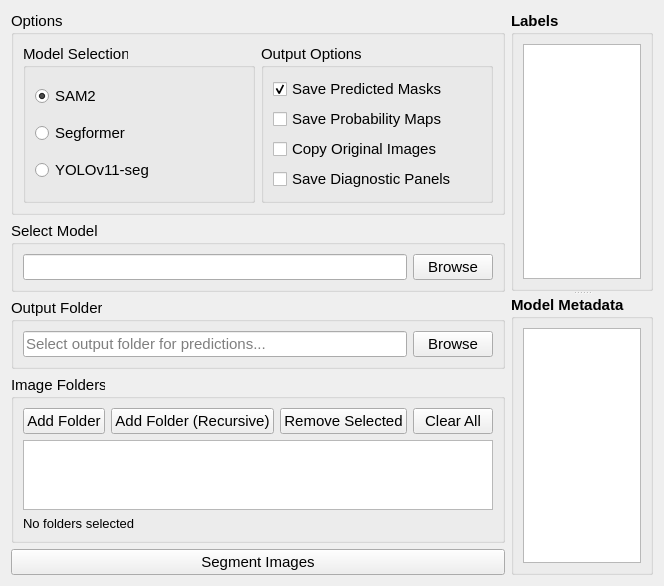
Old version of the form src/GRIME_AI/dialogs/ML_image_processing/segment_images_tab.ui in the repository GRIME-Lab/GRIME-AI.
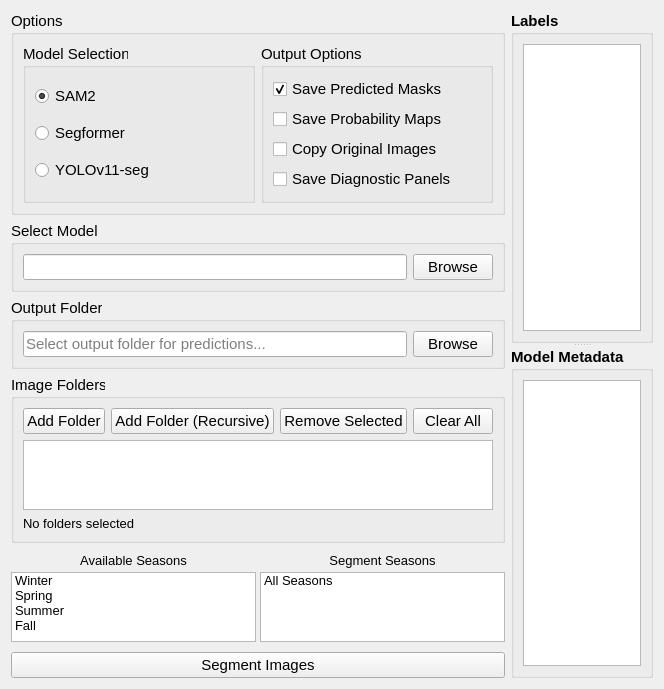
New version of the form.

Commit message: Initial incorporation of seasonal holdout validation. Added ability to perform validation of annotated images that were not used to train a model. Or, for that matter, we could post-training re-validate training/validation datasets to re-validate.

What changed in the file:
```diff
--- a/src/GRIME_AI/dialogs/ML_image_processing/segment_images_tab.ui
+++ b/src/GRIME_AI/dialogs/ML_image_processing/segment_images_tab.ui
@@ -365,6 +365,64 @@
        </layout>
       </widget>
      </item>
+     <item>
+      <widget class="QWidget" name="widget_segmentSeasons">
+       <layout class="QVBoxLayout" name="verticalLayout_segmentSeasons">
+        <property name="leftMargin"><number>0</number></property>
+        <property name="topMargin"><number>4</number></property>
+        <property name="rightMargin"><number>0</number></property>
+        <property name="bottomMargin"><number>4</number></property>
+        <property name="spacing"><number>4</number></property>
+        <item>
+         <layout class="QHBoxLayout" name="horizontalLayout_segmentSeasonLabels">
+          <item>
+           <widget class="QLabel" name="label_availableSegmentSeasons">
+            <property name="font"><font><family>Arial</family><pointsize>10</pointsize></font></property>
+            <property name="text"><string>Available Seasons</string></property>
+            <property name="alignment"><set>Qt::AlignCenter</set></property>
+           </widget>
+          </item>
+          <item>
+           <widget class="QLabel" name="label_segmentSeasons">
+            <property name="font"><font><family>Arial</family><pointsize>10</pointsize></font></property>
+            <property name="text"><string>Segment Seasons</string></property>
+            <property name="alignment"><set>Qt::AlignCenter</set></property>
+           </widget>
+          </item>
+         </layout>
+        </item>
+        <item>
+         <layout class="QHBoxLayout" name="horizontalLayout_segmentSeasonLists">
+          <item>
+           <widget class="QListWidget" name="listWidget_availableSegmentSeasons">
+            <property name="font"><font><family>Arial</family><pointsize>10</pointsize></font></property>
+            <property name="toolTip"><string>Drag seasons to Segment Seasons to include them in segmentation.</string></property>
+            <property name="dragDropMode"><enum>QAbstractItemView::DragDrop</enum></property>
+            <property name="defaultDropAction"><enum>Qt::MoveAction</enum></property>
+            <property name="selectionMode"><enum>QAbstractItemView::ExtendedSelection</enum></property>
+            <property name="maximumHeight"><number>100</number></property>
+            <item><property name="text"><string>Winter</string></property></item>
+            <item><property name="text"><string>Spring</string></property></item>
+            <item><property name="text"><string>Summer</string></property></item>
+            <item><property name="text"><string>Fall</string></property></item>
+           </widget>
+          </item>
+          <item>
+           <widget class="QListWidget" name="listWidget_segmentSeasons">
+            <property name="font"><font><family>Arial</family><pointsize>10</pointsize></font></property>
+            <property name="toolTip"><string>Only images from seasons listed here will be segmented. Empty means all seasons.</string></property>
+            <property name="dragDropMode"><enum>QAbstractItemView::DragDrop</enum></property>
+            <property name="defaultDropAction"><enum>Qt::MoveAction</enum></property>
+            <property name="selectionMode"><enum>QAbstractItemView::ExtendedSelection</enum></property>
+            <property name="maximumHeight"><number>100</number></property>
+            <item><property name="text"><string>All Seasons</string></property></item>
+           </widget>
+          </item>
+         </layout>
+        </item>
+       </layout>
+      </widget>
+     </item>
      <item>
       <layout class="QHBoxLayout" name="horizontalLayoutSegmentButton">
        <item>
```
The commit also changes 15 other files.
